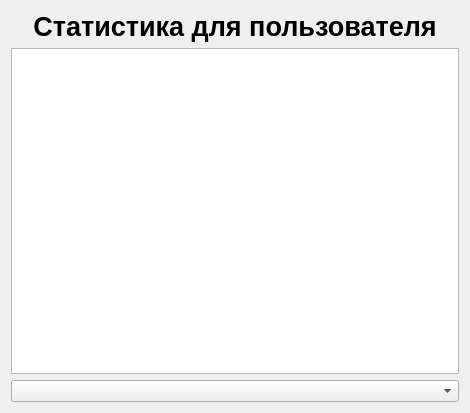
Qt form statisticswidget.ui (alex-eg/HCI_labs) before a commit.
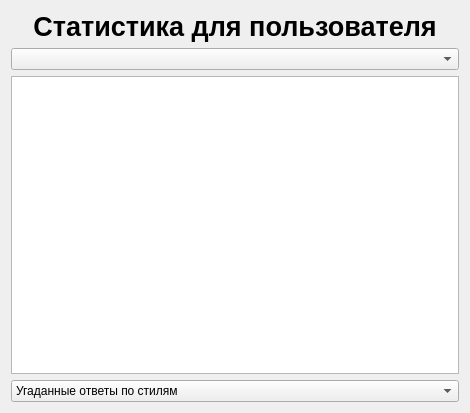
The same form after that commit. Custom widgets are drawn as their Qt base class.

Commit message: statistics diagramm improved

```diff
--- a/statisticswidget.ui
+++ b/statisticswidget.ui
@@ -31,12 +31,31 @@
      </property>
     </widget>
    </item>
-   <item>
-    <widget class="PieView" name="diagramm"/>
-   </item>
    <item>
     <widget class="QComboBox" name="userChoose"/>
    </item>
+   <item>
+    <widget class="PieView" name="diagramm"/>
+   </item>
+   <item>
+    <widget class="QComboBox" name="type">
+     <item>
+      <property name="text">
+       <string>Угаданные ответы по стилям</string>
+      </property>
+     </item>
+     <item>
+      <property name="text">
+       <string>Не угаданные ответы по стилям</string>
+      </property>
+     </item>
+     <item>
+      <property name="text">
+       <string>Общая статистика</string>
+      </property>
+     </item>
+    </widget>
+   </item>
   </layout>
  </widget>
  <customwidgets>
```
The commit also changes 2 other files.
